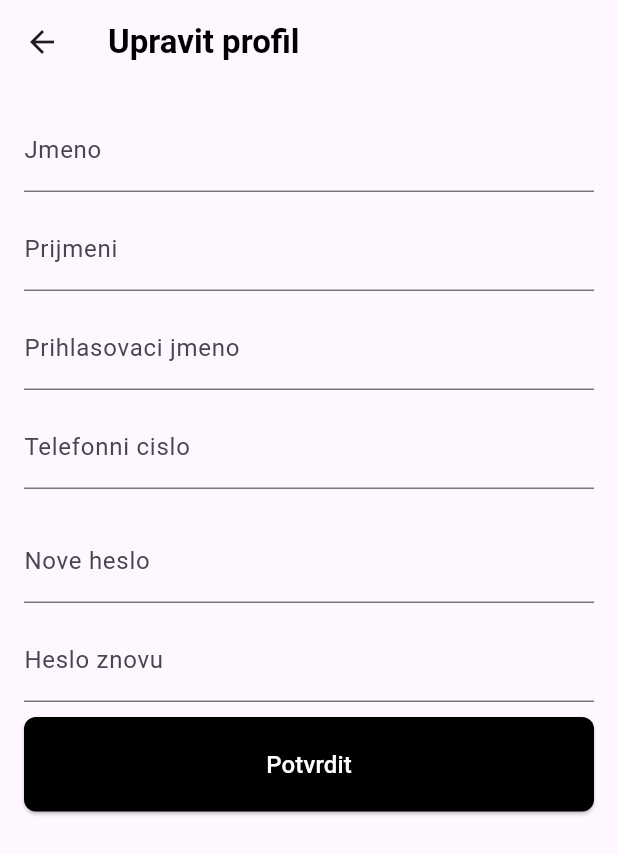
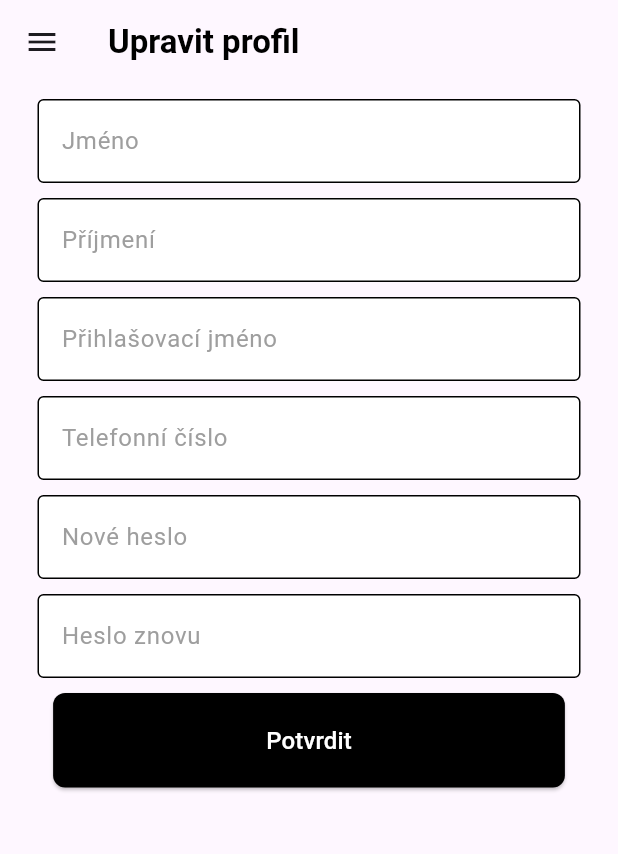
Before and after one commit to dcaldr/denik-zza, a Flutter app: the ChangeProfile screen opened directly, on a phone screen of 412 x 824 dp. Shown: the top 854 px of the screen. Run offline on Flutter 3.47's test engine with Material 3 defaults, Android fonts, the phone set to English and light mode, and no system bars; our stand-ins replace drift, pdf, printing; missing offline and left inert: sqlite3; accounts and stored records are empty; generated files the repository leaves out were written again.

Commit message:
init: menu bar.

```diff
--- a/lib/screens/actions/change_profile.dart
+++ b/lib/screens/actions/change_profile.dart
@@ -1,6 +1,8 @@
+
 import 'package:denik_zza/screens/actions/profile.dart';
 import 'package:denik_zza/screens/login/components/my_button.dart';
 import 'package:flutter/material.dart';
+import 'package:denik_zza/screens/login/components/my_textfield.dart';
 
 class ChangeProfile extends StatelessWidget {
   ChangeProfile({Key? key});
@@ -21,70 +23,97 @@ class ChangeProfile extends StatelessWidget {
           style: TextStyle(color: Colors.black, fontWeight: FontWeight.bold),
         ),
       ),
+
+
+
+      drawer: Drawer(
+        // Your drawer content here
+        child: ListView(
+          children: [
+            ListTile(
+              title: Text('Profil', style: TextStyle(fontSize: 25, fontWeight: FontWeight.bold),),
+              onTap: () {
+                Navigator.push(
+                  context,
+                  MaterialPageRoute(builder: (context) => Profile()),
+                );
+              },
+            ),
+            ListTile(
+              title: Text('Menu Item 2'),
+              onTap: () {
+                // Handle menu item 2
+              },
+            ),
+            // Add more menu items as needed
+          ],
+
+        ),
+      ),
+
+
+
       body: SingleChildScrollView(
-        padding: const EdgeInsets.all(16.0),
-        child: Form(
         child: Column(
-            crossAxisAlignment: CrossAxisAlignment.stretch,
+          mainAxisAlignment: MainAxisAlignment.center,
           children: [
-
-              // name
-              TextFormField(
+            Center(
+              child: Column(
+                children: [
+                  SizedBox(height: 10),
+                  MyTextField(
                     controller: usernameController,
-                decoration: InputDecoration(labelText: 'Jmeno'),
+                    hintText: 'Jméno',
+                    obscureText: false,
+                  ),
+                  SizedBox(height: 10),
+                  MyTextField(
+                    controller: lastnameController,
+                    hintText: 'Příjmení',
+                    obscureText: false,
+                  ),
+                  SizedBox(height: 10),
+                  MyTextField(
+                    controller: loginNameController,
+                    hintText: 'Přihlašovací jméno',
+                    obscureText: false,
+                  ),
+                  SizedBox(height: 10),
+                  MyTextField(
+                    controller: phoneNumberController,
+                    hintText: 'Telefonní číslo',
+                    obscureText: true,
+                  ),
+                  SizedBox(height: 10),
+                  MyTextField(
+                    controller: newPasswordController,
+                    hintText: 'Nové heslo',
+                    obscureText: true,
+                  ),
+                  SizedBox(height: 10),
+                  MyTextField(
+                    controller: newPasswordAgainController,
+                    hintText: 'Heslo znovu',
+                    obscureText: false,
+                  ),
+                ],
+              ),
             ),
             SizedBox(height: 10),
 
-              //
-              TextFormField(
-                controller: lastnameController,
-                decoration: InputDecoration(labelText: 'Prijmeni'),
-              ),
-              SizedBox(height: 10),
-
-              //
-              TextFormField(
-                controller: loginNameController,
-                decoration: InputDecoration(labelText: 'Prihlasovaci jmeno'),
-              ),
-              SizedBox(height: 10),
-              //
-
-              TextFormField(
-                controller: phoneNumberController,
-                decoration: InputDecoration(labelText: 'Telefonni cislo'),
-              ),
-              SizedBox(height: 20),
-
-              //
-              TextFormField(
-                controller: newPasswordController,
-                decoration: InputDecoration(labelText: 'Nove heslo'),
-              ),
-              SizedBox(height: 10),
-
-              //
-              TextFormField(
-                controller: newPasswordAgainController,
-                decoration: InputDecoration(labelText: 'Heslo znovu'),
-              ),
-              SizedBox(height: 10),
-
-
-              // button logic
+            // button - temporarily navigates to the profile screen
             Button(
               onPressed: () {
                 Navigator.push(
                   context,
-                  MaterialPageRoute(builder: (context) => Profile()), // profile for now, pop up
+                  MaterialPageRoute(builder: (context) => Profile()),
                 );
               },
               buttonText: "Potvrdit",
               verticalPadding: 20,
-                horizontalPadding: 140,
+              horizontalPadding: 142,
             ),
           ],
-          ),
         ),
       ),
     );
```
Also changed, not shown: lib/screens/login/components/doctor.jpg (deleted). Lines whose indentation alone changed are shown as unchanged.
